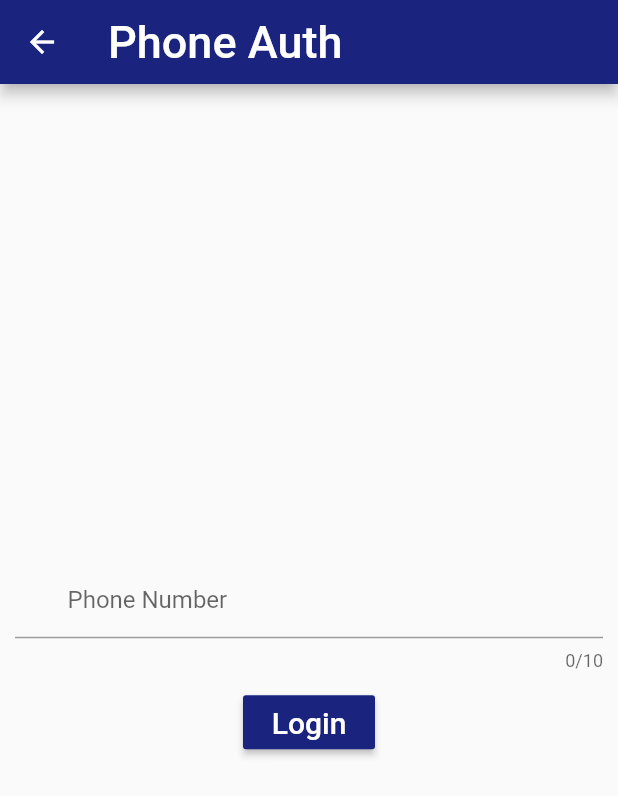
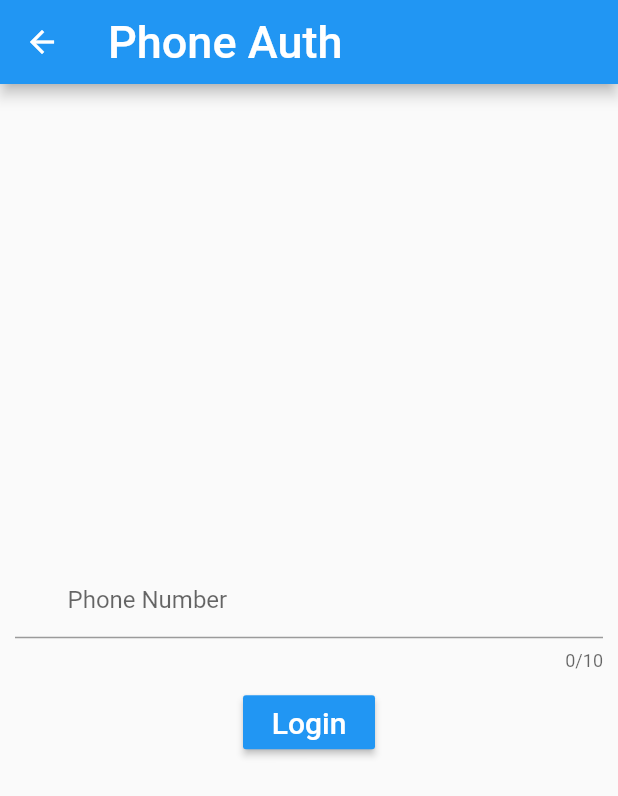
Before and after one commit to kartikeypathak/Hyginiee-App, a Flutter app: the PhoneAuth screen opened directly, on a phone screen of 412 x 824 dp. Shown: the top 796 px of the screen. Run offline on Flutter 3.47's test engine with Material 2 defaults, Android fonts, the phone set to English and light mode, and no system bars; our stand-ins replace firebase_auth, firebase_core, fluttertoast, google_fonts; accounts and stored records are empty.

Commit message:
change color of mobile verification

```diff
--- a/lib/pages/phone_auth.dart
+++ b/lib/pages/phone_auth.dart
@@ -27,7 +27,7 @@ class _PhoneAuthState extends State<PhoneAuth> {
             fontSize: 30,
           ),
         ),
-        backgroundColor: Colors.indigo[900],
+        backgroundColor: Colors.blue[500],
       ),
       body: Container(
         margin: EdgeInsets.all(10),
@@ -65,7 +65,7 @@ class _PhoneAuthState extends State<PhoneAuth> {
               height: 10,
             ),
             MaterialButton(
-              color: Colors.indigo[900],
+              color: Colors.blue[500],
               onPressed: () {
                 if (otpVisibility) {
                   verifyOTP();
@@ -119,7 +119,7 @@ class _PhoneAuthState extends State<PhoneAuth> {
       },
     ).whenComplete(
       () {
-        //String? user;
+        //String?? user;
         if (user != null) {
           Fluttertoast.showToast(
             msg: "You are logged in successfully",
```
